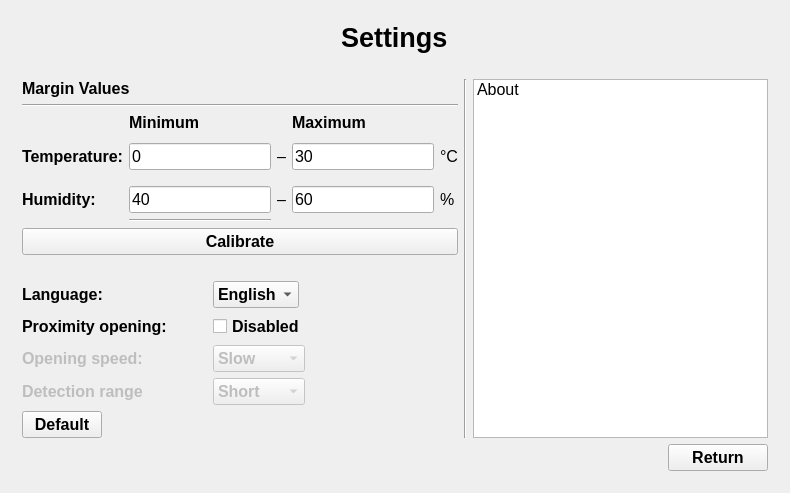
Old version of the form Trash_Can/mainwindow.ui in the repository AleksandraZasadni/ssp_miniproject.
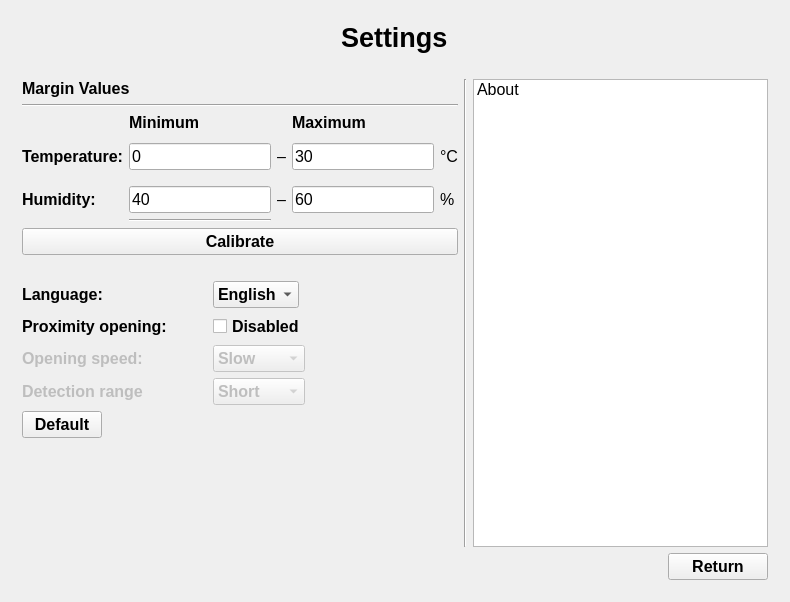
New version of the form. The open tabs and pages were chosen to show the change. Icons and pictures are not drawn.

```diff
--- a/Trash_Can/mainwindow.ui
+++ b/Trash_Can/mainwindow.ui
@@ -7,7 +7,7 @@
     <x>0</x>
     <y>0</y>
     <width>786</width>
-    <height>450</height>
+    <height>602</height>
    </rect>
   </property>
   <property name="sizePolicy">
```
Left out of the diff: 24 changed lines with no effect on the pictures.
